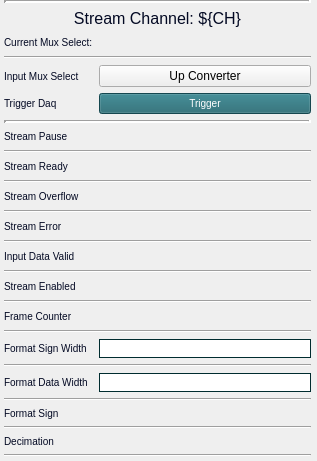
Above: individuals/up_converter_ch_stream.ui from cristinasewell/ATCA_PyDM_Screens before the change. Below: the same form after it.
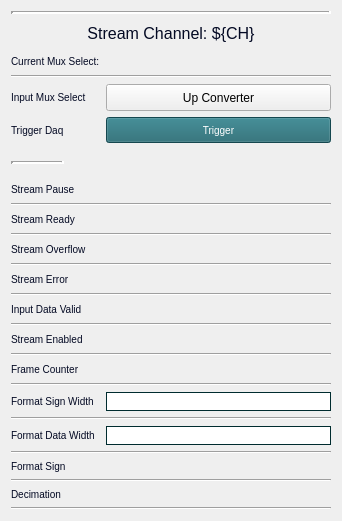
That is the form after the change. Custom widgets are drawn as their Qt base class.

Commit message: WIP - changed some labels and fonts

Diff of the .ui file:
```diff
--- a/individuals/up_converter_ch_stream.ui
+++ b/individuals/up_converter_ch_stream.ui
@@ -6,8 +6,8 @@
    <rect>
     <x>0</x>
     <y>0</y>
-    <width>317</width>
-    <height>450</height>
+    <width>342</width>
+    <height>521</height>
    </rect>
   </property>
   <property name="sizePolicy">
@@ -25,161 +25,24 @@
   <property name="windowTitle">
    <string>Bay1 Channel Stream </string>
   </property>
-  <layout class="QVBoxLayout" name="verticalLayout">
-   <property name="leftMargin">
-    <number>0</number>
-   </property>
-   <property name="topMargin">
-    <number>0</number>
-   </property>
-   <property name="rightMargin">
-    <number>2</number>
-   </property>
-   <property name="bottomMargin">
-    <number>0</number>
-   </property>
-   <item>
-    <layout class="QGridLayout" name="gridLayout" columnstretch="0,0">
-     <property name="leftMargin">
-      <number>4</number>
-     </property>
-     <property name="topMargin">
-      <number>0</number>
-     </property>
-     <property name="rightMargin">
-      <number>4</number>
-     </property>
-     <property name="bottomMargin">
-      <number>4</number>
-     </property>
-     <item row="30" column="1">
-      <layout class="QHBoxLayout" name="horizontalLayout_2">
-       <item>
-        <widget class="PyDMEnumButton" name="PyDMEnumButton_2">
-         <property name="toolTip">
-          <string/>
-         </property>
-         <property name="styleSheet">
-          <string notr="true">QPushButton {
-  background-color: #50697D;
-  border-color: #F3B749;
-  color:white;
-  font-size: 10px;
-}
-QPushButton:checked{
-  background-color: #14B09B;
-  font: bold
-}
-QPushButton:hover{
-  border-style: outset;
-}</string>
-         </property>
-         <property name="channel" stdset="0">
-          <string>ca://${DEVICE}:DAQMUX1_DECIMATION${CH}</string>
-         </property>
-         <property name="orientation" stdset="0">
-          <enum>Qt::Horizontal</enum>
-         </property>
-        </widget>
-       </item>
-      </layout>
-     </item>
-     <item row="18" column="0" colspan="2">
-      <widget class="Line" name="line_5">
-       <property name="orientation">
-        <enum>Qt::Horizontal</enum>
-       </property>
-      </widget>
-     </item>
-     <item row="8" column="0" colspan="2">
-      <widget class="Line" name="line_12">
-       <property name="styleSheet">
-        <string notr="true"/>
-       </property>
-       <property name="frameShadow">
-        <enum>QFrame::Sunken</enum>
-       </property>
-       <property name="lineWidth">
-        <number>3</number>
-       </property>
-       <property name="orientation">
-        <enum>Qt::Horizontal</enum>
-       </property>
-      </widget>
-     </item>
-     <item row="6" column="1">
-      <widget class="PyDMPushButton" name="PyDMPushButton_5">
+  <layout class="QGridLayout" name="gridLayout">
+   <item row="0" column="0" colspan="4">
+    <widget class="Line" name="line_13">
        <property name="sizePolicy">
-        <sizepolicy hsizetype="Minimum" vsizetype="Expanding">
+      <sizepolicy hsizetype="Preferred" vsizetype="Minimum">
          <horstretch>0</horstretch>
          <verstretch>0</verstretch>
         </sizepolicy>
        </property>
-       <property name="toolTip">
-        <string/>
-       </property>
-       <property name="styleSheet">
-        <string notr="true">QPushButton {
-  background-color: #1E646E;
-  border-color: #F3B749;
-  color:white;
-  font-size: 10px;
-}
-QPushButton:pressed{
-  background-color: #023459;
-  font: bold
-}
-QPushButton:hover{
-  border-style: outset;
-}</string>
-       </property>
-       <property name="text">
-        <string>Trigger</string>
-       </property>
-       <property name="channel" stdset="0">
-        <string>ca://${DEVICE}:DAQMUX1_TRGDAQ </string>
-       </property>
-       <property name="pressValue" stdset="0">
-        <string>1</string>
-       </property>
-      </widget>
-     </item>
-     <item row="25" column="0">
-      <widget class="QLabel" name="label_10">
-       <property name="styleSheet">
-        <string notr="true">QLabel{
-  color:#030923;
-  font-size: 10px;
-  font-style: bold;
-}</string>
-       </property>
-       <property name="text">
-        <string>Format Data Width</string>
-       </property>
-      </widget>
-     </item>
-     <item row="10" column="0" colspan="2">
-      <widget class="Line" name="line">
+     <property name="lineWidth">
+      <number>3</number>
+     </property>
        <property name="orientation">
         <enum>Qt::Horizontal</enum>
        </property>
       </widget>
      </item>
-     <item row="15" column="0">
-      <widget class="QLabel" name="label_5">
-       <property name="styleSheet">
-        <string notr="true">QLabel{
-  color:#030923;
-  font-size: 10px;
-  font-style: bold;
-}</string>
-       </property>
-       <property name="text">
-        <string>Stream Error</string>
-       </property>
-      </widget>
-     </item>
-     <item row="1" column="0" colspan="2">
+   <item row="1" column="0" colspan="4">
       <widget class="QLabel" name="label">
        <property name="sizePolicy">
         <sizepolicy hsizetype="MinimumExpanding" vsizetype="MinimumExpanding">
@@ -202,8 +65,8 @@
        </property>
       </widget>
      </item>
-     <item row="19" column="0">
-      <widget class="QLabel" name="label_7">
+   <item row="2" column="0" colspan="3">
+    <widget class="QLabel" name="label_15">
        <property name="styleSheet">
         <string notr="true">QLabel{
   color:#030923;
@@ -212,57 +75,42 @@
 }</string>
        </property>
        <property name="text">
-        <string>Stream Enabled</string>
+      <string>Current Mux Select:</string>
        </property>
       </widget>
      </item>
-     <item row="25" column="1">
-      <widget class="PyDMLineEdit" name="PyDMLineEdit_2">
-       <property name="font">
-        <font>
-         <pointsize>10</pointsize>
-        </font>
-       </property>
+   <item row="2" column="3">
+    <widget class="PyDMLabel" name="PyDMLabel_8">
        <property name="toolTip">
         <string/>
        </property>
        <property name="styleSheet">
-        <string notr="true">QLineEdit{
-  border-width: 1px; 
-  border-style: solid; 
-  border-color: #002C2F;
+      <string notr="true">QLabel{
+color:#7A2D59;
+font: bold;
+font: 14px;
 }</string>
        </property>
+     <property name="text">
+      <string/>
+     </property>
        <property name="channel" stdset="0">
-        <string>ca://${DEVICE}:DAQMUX1_FORMATDATAWIDTH${CH}</string>
+      <string>ca://${DEVICE}:DAQMUX1_INPMUXSELSTR${CH}</string>
+     </property>
+     <property name="displayFormat" stdset="0">
+      <enum>PyDMLabel::String</enum>
        </property>
       </widget>
      </item>
-     <item row="26" column="0" colspan="2">
-      <widget class="Line" name="line_9">
+   <item row="3" column="0" colspan="4">
+    <widget class="Line" name="line_14">
        <property name="orientation">
         <enum>Qt::Horizontal</enum>
        </property>
       </widget>
      </item>
-     <item row="7" column="0">
-      <spacer name="verticalSpacer_2">
-       <property name="orientation">
-        <enum>Qt::Vertical</enum>
-       </property>
-       <property name="sizeType">
-        <enum>QSizePolicy::Expanding</enum>
-       </property>
-       <property name="sizeHint" stdset="0">
-        <size>
-         <width>20</width>
-         <height>14</height>
-        </size>
-       </property>
-      </spacer>
-     </item>
-     <item row="27" column="0">
-      <widget class="QLabel" name="label_11">
+   <item row="4" column="0" colspan="3">
+    <widget class="QLabel" name="label_14">
        <property name="styleSheet">
         <string notr="true">QLabel{
   color:#030923;
@@ -271,53 +119,11 @@
 }</string>
        </property>
        <property name="text">
-        <string>Format Sign</string>
+      <string>Input Mux Select</string>
        </property>
       </widget>
      </item>
-     <item row="13" column="0">
-      <widget class="QLabel" name="label_2">
-       <property name="styleSheet">
-        <string notr="true">QLabel{
-  color:#030923;
-  font-size: 10px;
-  font-style: bold;
-}</string>
-       </property>
-       <property name="text">
-        <string>Stream Overflow</string>
-       </property>
-      </widget>
-     </item>
-     <item row="17" column="0">
-      <widget class="QLabel" name="label_6">
-       <property name="styleSheet">
-        <string notr="true">QLabel{
-  color:#030923;
-  font-size: 10px;
-  font-style: bold;
-}</string>
-       </property>
-       <property name="text">
-        <string>Input Data Valid</string>
-       </property>
-      </widget>
-     </item>
-     <item row="11" column="0">
-      <widget class="QLabel" name="label_4">
-       <property name="styleSheet">
-        <string notr="true">QLabel{
-  color:#030923;
-  font-size: 10px;
-  font-style: bold;
-}</string>
-       </property>
-       <property name="text">
-        <string>Stream Ready</string>
-       </property>
-      </widget>
-     </item>
-     <item row="4" column="1">
+   <item row="4" column="3">
       <widget class="PyDMRelatedDisplayButton" name="PyDMRelatedDisplayButton_2">
        <property name="sizePolicy">
         <sizepolicy hsizetype="Minimum" vsizetype="Expanding">
@@ -346,140 +152,21 @@
        </property>
       </widget>
      </item>
-     <item row="24" column="0" colspan="2">
-      <widget class="Line" name="line_8">
-       <property name="orientation">
-        <enum>Qt::Horizontal</enum>
-       </property>
-      </widget>
-     </item>
-     <item row="22" column="0" colspan="2">
-      <widget class="Line" name="line_7">
-       <property name="orientation">
-        <enum>Qt::Horizontal</enum>
-       </property>
-      </widget>
-     </item>
-     <item row="2" column="0">
-      <widget class="QLabel" name="label_15">
-       <property name="styleSheet">
-        <string notr="true">QLabel{
-  color:#030923;
-  font-size: 10px;
-  font-style: bold;
-}</string>
-       </property>
-       <property name="text">
-        <string>Current Mux Select:</string>
-       </property>
-      </widget>
-     </item>
-     <item row="21" column="0">
-      <widget class="QLabel" name="label_8">
-       <property name="styleSheet">
-        <string notr="true">QLabel{
-  color:#030923;
-  font-size: 10px;
-  font-style: bold;
-}</string>
-       </property>
-       <property name="text">
-        <string>Frame Counter</string>
-       </property>
-      </widget>
-     </item>
-     <item row="15" column="1">
-      <widget class="PyDMLabel" name="PyDMLabel_4">
-       <property name="font">
-        <font>
-         <pointsize>10</pointsize>
-        </font>
-       </property>
-       <property name="toolTip">
-        <string/>
-       </property>
-       <property name="styleSheet">
-        <string notr="true"/>
-       </property>
-       <property name="text">
-        <string/>
-       </property>
-       <property name="channel" stdset="0">
-        <string>ca://${DEVICE}:DAQMUX1_STRMERR${CH}</string>
-       </property>
-      </widget>
-     </item>
-     <item row="12" column="0" colspan="2">
-      <widget class="Line" name="line_2">
-       <property name="orientation">
-        <enum>Qt::Horizontal</enum>
-       </property>
-      </widget>
-     </item>
-     <item row="9" column="0">
-      <widget class="QLabel" name="label_3">
-       <property name="styleSheet">
-        <string notr="true">QLabel{
-  color:#030923;
-  font-size: 10px;
-  font-style: bold;
-}</string>
-       </property>
-       <property name="text">
-        <string>Stream Pause</string>
-       </property>
-      </widget>
-     </item>
-     <item row="23" column="0">
-      <widget class="QLabel" name="label_9">
-       <property name="styleSheet">
-        <string notr="true">QLabel{
-  color:#030923;
-  font-size: 10px;
-  font-style: bold;
-}</string>
-       </property>
-       <property name="text">
-        <string>Format Sign Width</string>
-       </property>
-      </widget>
-     </item>
-     <item row="21" column="1">
-      <widget class="PyDMLabel" name="PyDMLabel_7">
-       <property name="font">
-        <font>
-         <pointsize>10</pointsize>
-        </font>
-       </property>
-       <property name="toolTip">
-        <string/>
-       </property>
-       <property name="styleSheet">
-        <string notr="true"/>
-       </property>
-       <property name="text">
-        <string/>
-       </property>
-       <property name="channel" stdset="0">
-        <string>ca://${DEVICE}:DAQMUX1_FRAMECNT${CH}</string>
-       </property>
-      </widget>
-     </item>
-     <item row="32" column="0" colspan="2">
-      <widget class="Line" name="line_11">
-       <property name="orientation">
-        <enum>Qt::Horizontal</enum>
-       </property>
-      </widget>
-     </item>
-     <item row="16" column="0" colspan="2">
-      <widget class="Line" name="line_4">
-       <property name="orientation">
-        <enum>Qt::Horizontal</enum>
-       </property>
-      </widget>
-     </item>
      <item row="5" column="0">
+    <widget class="QLabel" name="label_13">
+     <property name="styleSheet">
+      <string notr="true">QLabel{
+  color:#030923;
+  font-size: 10px;
+  font-style: bold;
+}</string>
+     </property>
+     <property name="text">
+      <string>Trigger Daq</string>
+     </property>
+    </widget>
+   </item>
+   <item row="5" column="1">
       <spacer name="verticalSpacer">
        <property name="orientation">
         <enum>Qt::Vertical</enum>
@@ -490,13 +177,96 @@
        <property name="sizeHint" stdset="0">
         <size>
          <width>20</width>
-         <height>10</height>
+       <height>16</height>
         </size>
        </property>
       </spacer>
      </item>
-     <item row="13" column="1">
-      <widget class="PyDMLabel" name="PyDMLabel_3">
+   <item row="5" column="3">
+    <widget class="PyDMPushButton" name="PyDMPushButton_5">
+     <property name="sizePolicy">
+      <sizepolicy hsizetype="Minimum" vsizetype="Expanding">
+       <horstretch>0</horstretch>
+       <verstretch>0</verstretch>
+      </sizepolicy>
+     </property>
+     <property name="toolTip">
+      <string/>
+     </property>
+     <property name="styleSheet">
+      <string notr="true">QPushButton {
+  background-color: #1E646E;
+  border-color: #F3B749;
+  color:white;
+  font-size: 10px;
+}
+QPushButton:pressed{
+  background-color: #023459;
+  font: bold
+}
+QPushButton:hover{
+  border-style: outset;
+}</string>
+     </property>
+     <property name="text">
+      <string>Trigger</string>
+     </property>
+     <property name="channel" stdset="0">
+      <string>ca://${DEVICE}:DAQMUX1_TRGDAQ </string>
+     </property>
+     <property name="pressValue" stdset="0">
+      <string>1</string>
+     </property>
+    </widget>
+   </item>
+   <item row="6" column="0">
+    <widget class="Line" name="line_12">
+     <property name="styleSheet">
+      <string notr="true"/>
+     </property>
+     <property name="frameShadow">
+      <enum>QFrame::Sunken</enum>
+     </property>
+     <property name="lineWidth">
+      <number>3</number>
+     </property>
+     <property name="orientation">
+      <enum>Qt::Horizontal</enum>
+     </property>
+    </widget>
+   </item>
+   <item row="6" column="1">
+    <spacer name="verticalSpacer_2">
+     <property name="orientation">
+      <enum>Qt::Vertical</enum>
+     </property>
+     <property name="sizeType">
+      <enum>QSizePolicy::Expanding</enum>
+     </property>
+     <property name="sizeHint" stdset="0">
+      <size>
+       <width>20</width>
+       <height>0</height>
+      </size>
+     </property>
+    </spacer>
+   </item>
+   <item row="7" column="0" colspan="3">
+    <widget class="QLabel" name="label_3">
+     <property name="styleSheet">
+      <string notr="true">QLabel{
+  color:#030923;
+  font-size: 10px;
+  font-style: bold;
+}</string>
+     </property>
+     <property name="text">
+      <string>Stream Pause</string>
+     </property>
+    </widget>
+   </item>
+   <item row="7" column="3">
+    <widget class="PyDMLabel" name="PyDMLabel">
        <property name="font">
         <font>
          <pointsize>10</pointsize>
@@ -516,7 +286,28 @@
        </property>
       </widget>
      </item>
-     <item row="11" column="1">
+   <item row="8" column="0" colspan="4">
+    <widget class="Line" name="line">
+     <property name="orientation">
+      <enum>Qt::Horizontal</enum>
+     </property>
+    </widget>
+   </item>
+   <item row="9" column="0" colspan="3">
+    <widget class="QLabel" name="label_4">
+     <property name="styleSheet">
+      <string notr="true">QLabel{
+  color:#030923;
+  font-size: 10px;
+  font-style: bold;
+}</string>
+     </property>
+     <property name="text">
+      <string>Stream Ready</string>
+     </property>
+    </widget>
+   </item>
+   <item row="9" column="3">
       <widget class="PyDMLabel" name="PyDMLabel_2">
        <property name="font">
         <font>
@@ -537,15 +328,57 @@
        </property>
       </widget>
      </item>
-     <item row="14" column="0" colspan="2">
+   <item row="10" column="0" colspan="4">
+    <widget class="Line" name="line_2">
+     <property name="orientation">
+      <enum>Qt::Horizontal</enum>
+     </property>
+    </widget>
+   </item>
+   <item row="11" column="0" colspan="3">
+    <widget class="QLabel" name="label_2">
+     <property name="styleSheet">
+      <string notr="true">QLabel{
+  color:#030923;
+  font-size: 10px;
+  font-style: bold;
+}</string>
+     </property>
+     <property name="text">
+      <string>Stream Overflow</string>
+     </property>
+    </widget>
+   </item>
+   <item row="11" column="3">
+    <widget class="PyDMLabel" name="PyDMLabel_3">
+     <property name="font">
+      <font>
+       <pointsize>10</pointsize>
+      </font>
+     </property>
+     <property name="toolTip">
+      <string/>
+     </property>
+     <property name="styleSheet">
+      <string notr="true"/>
+     </property>
+     <property name="text">
+      <string/>
+     </property>
+     <property name="channel" stdset="0">
+      <string>ca://${DEVICE}:DAQMUX1_STRMOVF${CH}</string>
+     </property>
+    </widget>
+   </item>
+   <item row="12" column="0" colspan="4">
       <widget class="Line" name="line_3">
        <property name="orientation">
         <enum>Qt::Horizontal</enum>
        </property>
       </widget>
      </item>
-     <item row="30" column="0">
-      <widget class="QLabel" name="label_12">
+   <item row="13" column="0" colspan="3">
+    <widget class="QLabel" name="label_5">
        <property name="styleSheet">
         <string notr="true">QLabel{
   color:#030923;
@@ -554,13 +387,41 @@
 }</string>
        </property>
        <property name="text">
-        <string>Decimation</string>
+      <string>Stream Error</string>
        </property>
       </widget>
      </item>
-     <item row="4" column="0">
-      <widget class="QLabel" name="label_14">
+   <item row="13" column="3">
+    <widget class="PyDMLabel" name="PyDMLabel_4">
+     <property name="font">
+      <font>
+       <pointsize>10</pointsize>
+      </font>
+     </property>
+     <property name="toolTip">
+      <string/>
+     </property>
        <property name="styleSheet">
+      <string notr="true"/>
+     </property>
+     <property name="text">
+      <string/>
+     </property>
+     <property name="channel" stdset="0">
+      <string>ca://${DEVICE}:DAQMUX1_STRMERR${CH}</string>
+     </property>
+    </widget>
+   </item>
+   <item row="14" column="0" colspan="4">
+    <widget class="Line" name="line_4">
+     <property name="orientation">
+      <enum>Qt::Horizontal</enum>
+     </property>
+    </widget>
+   </item>
+   <item row="15" column="0" colspan="3">
+    <widget class="QLabel" name="label_6">
+     <property name="styleSheet">
         <string notr="true">QLabel{
   color:#030923;
   font-size: 10px;
@@ -568,11 +429,223 @@
 }</string>
        </property>
        <property name="text">
-        <string>Input Mux Select</string>
+      <string>Input Data Valid</string>
        </property>
       </widget>
      </item>
-     <item row="27" column="1">
+   <item row="15" column="3">
+    <widget class="PyDMLabel" name="PyDMLabel_5">
+     <property name="font">
+      <font>
+       <pointsize>10</pointsize>
+      </font>
+     </property>
+     <property name="toolTip">
+      <string/>
+     </property>
+     <property name="styleSheet">
+      <string notr="true"/>
+     </property>
+     <property name="text">
+      <string/>
+     </property>
+     <property name="channel" stdset="0">
+      <string>ca://${DEVICE}:DAQMUX1_INPDATAVALID${CH}</string>
+     </property>
+    </widget>
+   </item>
+   <item row="16" column="0" colspan="4">
+    <widget class="Line" name="line_5">
+     <property name="orientation">
+      <enum>Qt::Horizontal</enum>
+     </property>
+    </widget>
+   </item>
+   <item row="17" column="0" colspan="3">
+    <widget class="QLabel" name="label_7">
+     <property name="styleSheet">
+      <string notr="true">QLabel{
+  color:#030923;
+  font-size: 10px;
+  font-style: bold;
+}</string>
+     </property>
+     <property name="text">
+      <string>Stream Enabled</string>
+     </property>
+    </widget>
+   </item>
+   <item row="17" column="3">
+    <widget class="PyDMLabel" name="PyDMLabel_6">
+     <property name="font">
+      <font>
+       <pointsize>10</pointsize>
+      </font>
+     </property>
+     <property name="toolTip">
+      <string/>
+     </property>
+     <property name="styleSheet">
+      <string notr="true"/>
+     </property>
+     <property name="text">
+      <string/>
+     </property>
+     <property name="channel" stdset="0">
+      <string>ca://${DEVICE}:DAQMUX1_STRMENABLED${CH}</string>
+     </property>
+    </widget>
+   </item>
+   <item row="18" column="0" colspan="4">
+    <widget class="Line" name="line_6">
+     <property name="orientation">
+      <enum>Qt::Horizontal</enum>
+     </property>
+    </widget>
+   </item>
+   <item row="19" column="0" colspan="3">
+    <widget class="QLabel" name="label_8">
+     <property name="styleSheet">
+      <string notr="true">QLabel{
+  color:#030923;
+  font-size: 10px;
+  font-style: bold;
+}</string>
+     </property>
+     <property name="text">
+      <string>Frame Counter</string>
+     </property>
+    </widget>
+   </item>
+   <item row="19" column="3">
+    <widget class="PyDMLabel" name="PyDMLabel_7">
+     <property name="font">
+      <font>
+       <pointsize>10</pointsize>
+      </font>
+     </property>
+     <property name="toolTip">
+      <string/>
+     </property>
+     <property name="styleSheet">
+      <string notr="true"/>
+     </property>
+     <property name="text">
+      <string/>
+     </property>
+     <property name="channel" stdset="0">
+      <string>ca://${DEVICE}:DAQMUX1_FRAMECNT${CH}</string>
+     </property>
+    </widget>
+   </item>
+   <item row="20" column="0" colspan="4">
+    <widget class="Line" name="line_7">
+     <property name="orientation">
+      <enum>Qt::Horizontal</enum>
+     </property>
+    </widget>
+   </item>
+   <item row="21" column="0" colspan="3">
+    <widget class="QLabel" name="label_9">
+     <property name="styleSheet">
+      <string notr="true">QLabel{
+  color:#030923;
+  font-size: 10px;
+  font-style: bold;
+}</string>
+     </property>
+     <property name="text">
+      <string>Format Sign Width</string>
+     </property>
+    </widget>
+   </item>
+   <item row="21" column="3">
+    <widget class="PyDMLineEdit" name="PyDMLineEdit">
+     <property name="font">
+      <font>
+       <pointsize>10</pointsize>
+      </font>
+     </property>
+     <property name="toolTip">
+      <string/>
+     </property>
+     <property name="styleSheet">
+      <string notr="true">QLineEdit{
+  border-width: 1px; 
+  border-style: solid; 
+  border-color: #002C2F;
+}</string>
+     </property>
+     <property name="channel" stdset="0">
+      <string>ca://${DEVICE}:DAQMUX1_FORMATSIGNWIDTH${CH}</string>
+     </property>
+    </widget>
+   </item>
+   <item row="22" column="0" colspan="4">
+    <widget class="Line" name="line_8">
+     <property name="orientation">
+      <enum>Qt::Horizontal</enum>
+     </property>
+    </widget>
+   </item>
+   <item row="23" column="0" colspan="3">
+    <widget class="QLabel" name="label_10">
+     <property name="styleSheet">
+      <string notr="true">QLabel{
+  color:#030923;
+  font-size: 10px;
+  font-style: bold;
+}</string>
+     </property>
+     <property name="text">
+      <string>Format Data Width</string>
+     </property>
+    </widget>
+   </item>
+   <item row="23" column="3">
+    <widget class="PyDMLineEdit" name="PyDMLineEdit_2">
+     <property name="font">
+      <font>
+       <pointsize>10</pointsize>
+      </font>
+     </property>
+     <property name="toolTip">
+      <string/>
+     </property>
+     <property name="styleSheet">
+      <string notr="true">QLineEdit{
+  border-width: 1px; 
+  border-style: solid; 
+  border-color: #002C2F;
+}</string>
+     </property>
+     <property name="channel" stdset="0">
+      <string>ca://${DEVICE}:DAQMUX1_FORMATDATAWIDTH${CH}</string>
+     </property>
+    </widget>
+   </item>
+   <item row="24" column="0" colspan="4">
+    <widget class="Line" name="line_9">
+     <property name="orientation">
+      <enum>Qt::Horizontal</enum>
+     </property>
+    </widget>
+   </item>
+   <item row="25" column="0" colspan="2">
+    <widget class="QLabel" name="label_11">
+     <property name="styleSheet">
+      <string notr="true">QLabel{
+  color:#030923;
+  font-size: 10px;
+  font-style: bold;
+}</string>
+     </property>
+     <property name="text">
+      <string>Format Sign</string>
+     </property>
+    </widget>
+   </item>
+   <item row="25" column="3">
       <layout class="QHBoxLayout" name="horizontalLayout">
        <item>
         <widget class="PyDMEnumButton" name="PyDMEnumButton">
@@ -600,171 +673,106 @@
          <property name="orientation" stdset="0">
           <enum>Qt::Horizontal</enum>
          </property>
+       <property name="marginTop" stdset="0">
+        <number>0</number>
+       </property>
+       <property name="marginBottom" stdset="0">
+        <number>0</number>
+       </property>
+       <property name="marginLeft" stdset="0">
+        <number>0</number>
+       </property>
+       <property name="marginRight" stdset="0">
+        <number>0</number>
+       </property>
+       <property name="horizontalSpacing" stdset="0">
+        <number>4</number>
+       </property>
+       <property name="verticalSpacing" stdset="0">
+        <number>0</number>
+       </property>
         </widget>
        </item>
       </layout>
      </item>
-     <item row="6" column="0">
-      <widget class="QLabel" name="label_13">
-       <property name="styleSheet">
-        <string notr="true">QLabel{
-  color:#030923;
-  font-size: 10px;
-  font-style: bold;
-}</string>
-       </property>
-       <property name="text">
-        <string>Trigger Daq</string>
-       </property>
-      </widget>
-     </item>
-     <item row="0" column="0" colspan="2">
-      <widget class="Line" name="line_13">
-       <property name="sizePolicy">
-        <sizepolicy hsizetype="Preferred" vsizetype="Minimum">
-         <horstretch>0</horstretch>
-         <verstretch>0</verstretch>
-        </sizepolicy>
-       </property>
-       <property name="lineWidth">
-        <number>3</number>
-       </property>
-       <property name="orientation">
-        <enum>Qt::Horizontal</enum>
-       </property>
-      </widget>
-     </item>
-     <item row="29" column="0" colspan="2">
+   <item row="26" column="0" colspan="4">
       <widget class="Line" name="line_10">
        <property name="orientation">
         <enum>Qt::Horizontal</enum>
        </property>
       </widget>
      </item>
-     <item row="20" column="0" colspan="2">
-      <widget class="Line" name="line_6">
-       <property name="orientation">
-        <enum>Qt::Horizontal</enum>
-       </property>
-      </widget>
-     </item>
-     <item row="23" column="1">
-      <widget class="PyDMLineEdit" name="PyDMLineEdit">
-       <property name="font">
-        <font>
-         <pointsize>10</pointsize>
-        </font>
-       </property>
-       <property name="toolTip">
-        <string/>
-       </property>
-       <property name="styleSheet">
-        <string notr="true">QLineEdit{
-  border-width: 1px; 
-  border-style: solid; 
-  border-color: #002C2F;
-}</string>
-       </property>
-       <property name="channel" stdset="0">
-        <string>ca://${DEVICE}:DAQMUX1_FORMATSIGNWIDTH${CH}</string>
-       </property>
-      </widget>
-     </item>
-     <item row="9" column="1">
-      <widget class="PyDMLabel" name="PyDMLabel">
-       <property name="font">
-        <font>
-         <pointsize>10</pointsize>
-        </font>
-       </property>
-       <property name="toolTip">
-        <string/>
-       </property>
-       <property name="styleSheet">
-        <string notr="true"/>
-       </property>
-       <property name="text">
-        <string/>
-       </property>
-       <property name="channel" stdset="0">
-        <string>ca://${DEVICE}:DAQMUX1_STRMPAUSE${CH}</string>
-       </property>
-      </widget>
-     </item>
-     <item row="19" column="1">
-      <widget class="PyDMLabel" name="PyDMLabel_6">
-       <property name="font">
-        <font>
-         <pointsize>10</pointsize>
-        </font>
-       </property>
-       <property name="toolTip">
-        <string/>
-       </property>
-       <property name="styleSheet">
-        <string notr="true"/>
-       </property>
-       <property name="text">
-        <string/>
-       </property>
-       <property name="channel" stdset="0">
-        <string>ca://${DEVICE}:DAQMUX1_STRMENABLED${CH}</string>
-       </property>
-      </widget>
-     </item>
-     <item row="17" column="1">
-      <widget class="PyDMLabel" name="PyDMLabel_5">
-       <property name="font">
-        <font>
-         <pointsize>10</pointsize>
-        </font>
-       </property>
-       <property name="toolTip">
-        <string/>
-       </property>
-       <property name="styleSheet">
-        <string notr="true"/>
-       </property>
-       <property name="text">
-        <string/>
-       </property>
-       <property name="channel" stdset="0">
-        <string>ca://${DEVICE}:DAQMUX1_INPDATAVALID${CH}</string>
-       </property>
-      </widget>
-     </item>
-     <item row="3" column="0" colspan="2">
-      <widget class="Line" name="line_14">
-       <property name="orientation">
-        <enum>Qt::Horizontal</enum>
-       </property>
-      </widget>
-     </item>
-     <item row="2" column="1">
-      <widget class="PyDMLabel" name="PyDMLabel_8">
-       <property name="toolTip">
-        <string/>
-       </property>
+   <item row="27" column="0" colspan="2">
+    <widget class="QLabel" name="label_12">
        <property name="styleSheet">
         <string notr="true">QLabel{
-color:#7A2D59;
-font: bold;
-font: 14px;
+  color:#030923;
+  font-size: 10px;
+  font-style: bold;
 }</string>
        </property>
        <property name="text">
+      <string>Decimation</string>
+     </property>
+    </widget>
+   </item>
+   <item row="27" column="3">
+    <layout class="QHBoxLayout" name="horizontalLayout_2">
+     <item>
+      <widget class="PyDMEnumButton" name="PyDMEnumButton_2">
+       <property name="toolTip">
         <string/>
        </property>
+       <property name="styleSheet">
+        <string notr="true">QPushButton {
+  background-color: #50697D;
+  border-color: #F3B749;
+  color:white;
+  font-size: 10px;
+}
+QPushButton:checked{
+  background-color: #14B09B;
+  font: bold
+}
+QPushButton:hover{
+  border-style: outset;
+}</string>
+       </property>
        <property name="channel" stdset="0">
         <string>ca://${DEVICE}:DAQMUX1_INPMUXSELSTR${CH}</string>
        </property>
-       <property name="displayFormat" stdset="0">
-        <enum>PyDMLabel::String</enum>
+       <property name="orientation" stdset="0">
+        <enum>Qt::Horizontal</enum>
+       </property>
+       <property name="marginTop" stdset="0">
+        <number>0</number>
+       </property>
+       <property name="marginBottom" stdset="0">
+        <number>0</number>
+       </property>
+       <property name="marginLeft" stdset="0">
+        <number>0</number>
+       </property>
+       <property name="marginRight" stdset="0">
+        <number>0</number>
+       </property>
+       <property name="horizontalSpacing" stdset="0">
+        <number>4</number>
+       </property>
+       <property name="verticalSpacing" stdset="0">
+        <number>0</number>
        </property>
       </widget>
      </item>
     </layout>
    </item>
+   <item row="28" column="0" colspan="4">
+    <widget class="Line" name="line_11">
+     <property name="orientation">
+      <enum>Qt::Horizontal</enum>
+     </property>
+    </widget>
+   </item>
   </layout>
  </widget>
  <customwidgets>
```
Left out of the diff: 8 changed lines with no effect on the pictures. Lines whose indentation alone changed are shown as unchanged. The commit also changes 6 other files.
